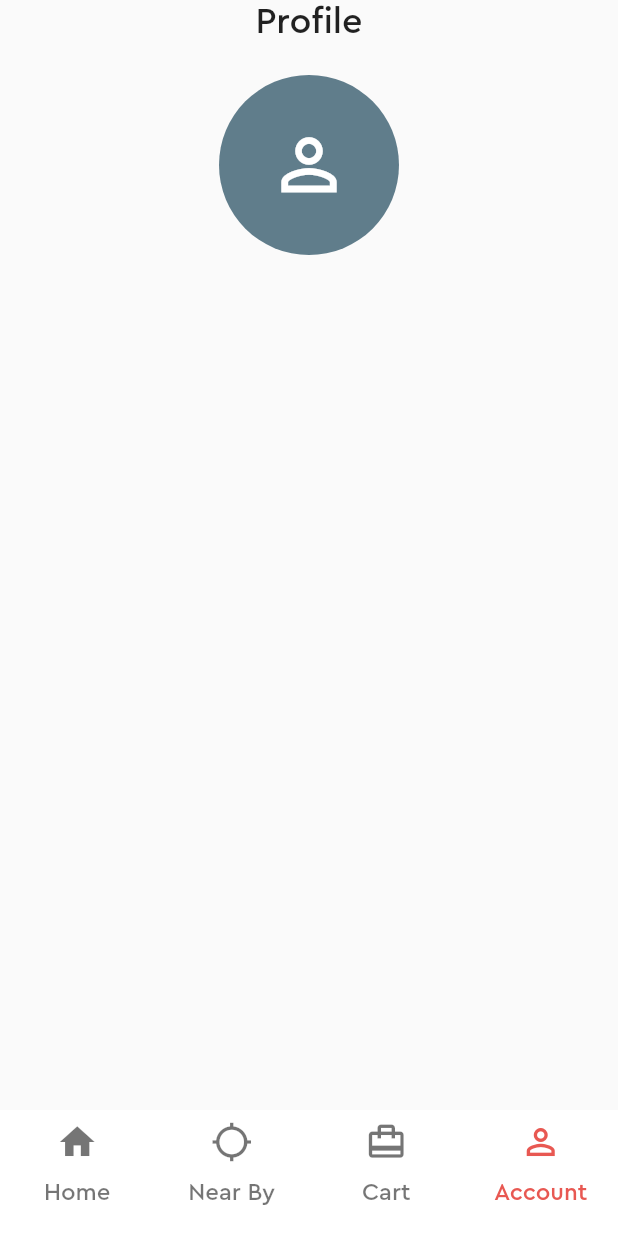
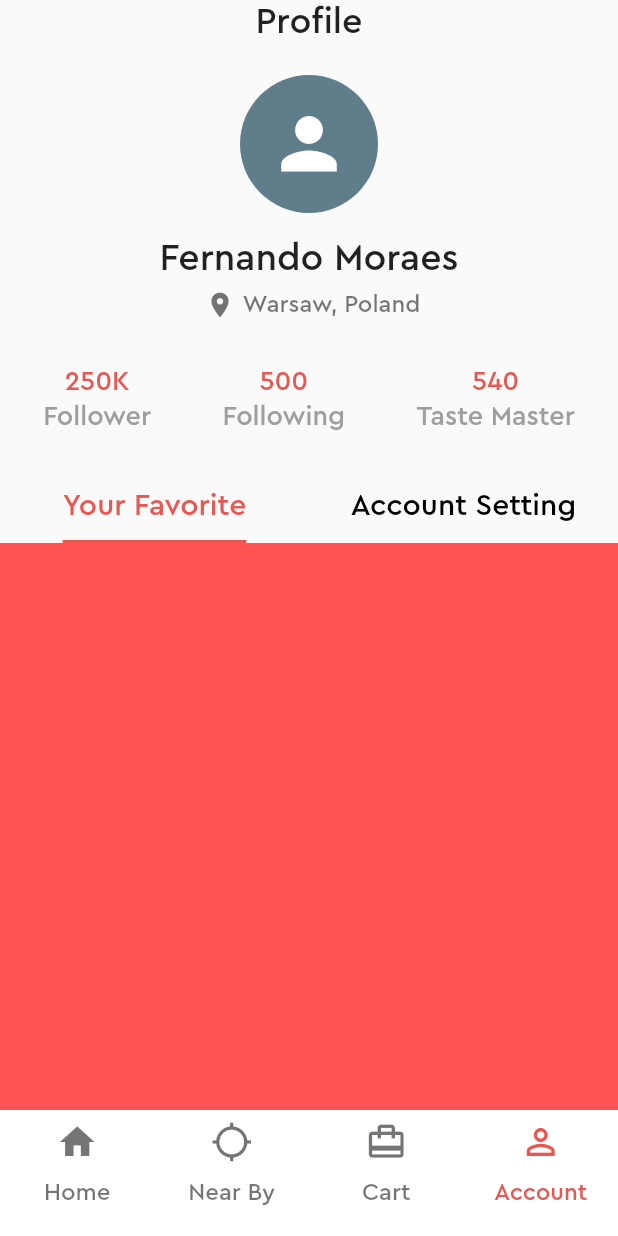
Before and after one commit to feMoraes0/food-bit-app, a Flutter app: the screen it shows after launch, item 4 of the bottom bar chosen, on a phone screen of 412 x 824 dp. Run offline on Flutter 3.47's test engine with Material 2 defaults, Android fonts, the phone set to English and light mode, and no system bars.

Commit message:
Added profile scaffold

```diff
--- a/lib/app/tabs/account/account.dart
+++ b/lib/app/tabs/account/account.dart
@@ -1,8 +1,23 @@
 import 'package:flutter/material.dart';
 
-class Account extends StatelessWidget {
+class Account extends StatefulWidget {
+  @override
+  _AccountState createState() => _AccountState();
+}
+
+class _AccountState extends State<Account> with TickerProviderStateMixin {
+  TabController _tabController;
+
+  @override
+  void initState() {
+    this._tabController =
+        TabController(length: 2, initialIndex: 0, vsync: this);
+    super.initState();
+  }
+
   @override
   Widget build(BuildContext context) {
+    ThemeData theme = Theme.of(context);
     return SafeArea(
       child: Column(
         mainAxisAlignment: MainAxisAlignment.start,
@@ -13,14 +28,137 @@ class Account extends StatelessWidget {
             style: TextStyle(fontSize: 24.0),
             textAlign: TextAlign.center,
           ),
-          Padding(
-            padding: const EdgeInsets.symmetric(vertical: 20.0),
+          Container(
+            margin: const EdgeInsets.only(
+              top: 20.0,
+              bottom: 15.0,
+            ),
             child: CircleAvatar(
               backgroundColor: Colors.blueGrey,
-              radius: 60.0,
-              child: Icon(Icons.person_outline, size: 55.0, color: Colors.white,),
+              radius: 46.0,
+              child: Icon(
+                Icons.person,
+                size: 55.0,
+                color: Colors.white,
+              ),
             ),
           ),
+          Text(
+            'Fernando Moraes',
+            textAlign: TextAlign.center,
+            style: TextStyle(
+              fontSize: 25.0,
+            ),
+          ),
+          Padding(
+            padding: const EdgeInsets.all(5.0),
+            child: Row(
+              mainAxisAlignment: MainAxisAlignment.center,
+              children: <Widget>[
+                Padding(
+                  padding: const EdgeInsets.symmetric(horizontal: 5.0),
+                  child: Icon(
+                    Icons.location_on,
+                    size: 20.0,
+                    color: Colors.black54,
+                  ),
+                ),
+                Text(
+                  'Warsaw, Poland',
+                  style: TextStyle(fontSize: 16.0, color: Colors.black54,),
+                ),
+              ],
+            ),
+          ),
+          Padding(
+            padding: const EdgeInsets.symmetric(
+              vertical: 25.0,
+              horizontal: 5.0,
+            ),
+            child: Row(
+              mainAxisAlignment: MainAxisAlignment.spaceAround,
+              children: <Widget>[
+                Column(
+                  children: <Widget>[
+                    Text(
+                      '250K',
+                      style: TextStyle(
+                        fontSize: 18.0,
+                        color: theme.primaryColor,
+                      ),
+                    ),
+                    Text(
+                      'Follower',
+                      style: TextStyle(
+                        fontSize: 18.0,
+                        color: Colors.grey[500],
+                      ),
+                    ),
+                  ],
+                ),
+                Column(
+                  children: <Widget>[
+                    Text(
+                      '500',
+                      style: TextStyle(
+                        fontSize: 18.0,
+                        color: theme.primaryColor,
+                      ),
+                    ),
+                    Text(
+                      'Following',
+                      style: TextStyle(
+                        fontSize: 18.0,
+                        color: Colors.grey[500],
+                      ),
+                    ),
+                  ],
+                ),
+                Column(
+                  children: <Widget>[
+                    Text(
+                      '540',
+                      style: TextStyle(
+                        fontSize: 18.0,
+                        color: theme.primaryColor,
+                      ),
+                    ),
+                    Text(
+                      'Taste Master',
+                      style: TextStyle(
+                        fontSize: 18.0,
+                        color: Colors.grey[500],
+                      ),
+                    ),
+                  ],
+                )
+              ],
+            ),
+          ),
+          TabBar(
+            controller: this._tabController,
+            indicatorColor: theme.primaryColor,
+            indicatorSize: TabBarIndicatorSize.label,
+            labelColor: theme.primaryColor,
+            labelStyle: TextStyle(fontSize: 20.0),
+            unselectedLabelColor: Colors.black,
+            tabs: <Widget>[
+              Tab(text: 'Your Favorite'),
+              Tab(text: 'Account Setting'),
+            ],
+          ),
+          Expanded(
+              child: TabBarView(
+            controller: this._tabController,
+            children: <Widget>[
+              Container(
+                color: Colors.redAccent,
+              ),
+              Container(
+                color: Colors.blue,
+              ),
+            ],
+          ))
         ],
       ),
     );
```
